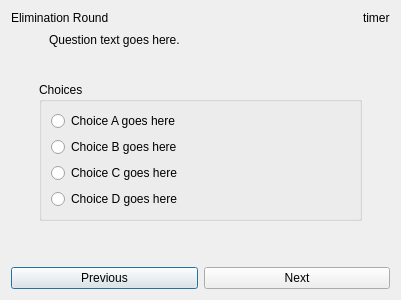
Above: src/client/elims.ui from trigger-happy/Cerberus before the change. Below: the same form after it.
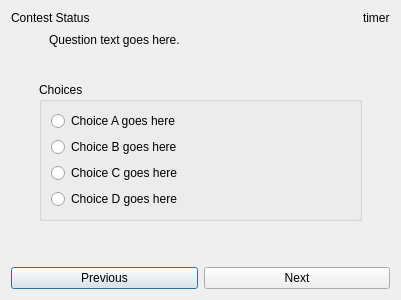
That is the form after the change.

Commit message: Added timer for elims/semis, and added a contest_status label in the UIs

```diff
--- a/src/client/elims.ui
+++ b/src/client/elims.ui
@@ -17,7 +17,7 @@
    <item row="0" column="0">
     <widget class="QLabel" name="round_lbl">
      <property name="text">
-      <string>Elimination Round</string>
+      <string>Contest Status</string>
      </property>
     </widget>
    </item>
```
Left out of the diff: 4 changed lines with no effect on the pictures. The commit also changes 6 other files.
